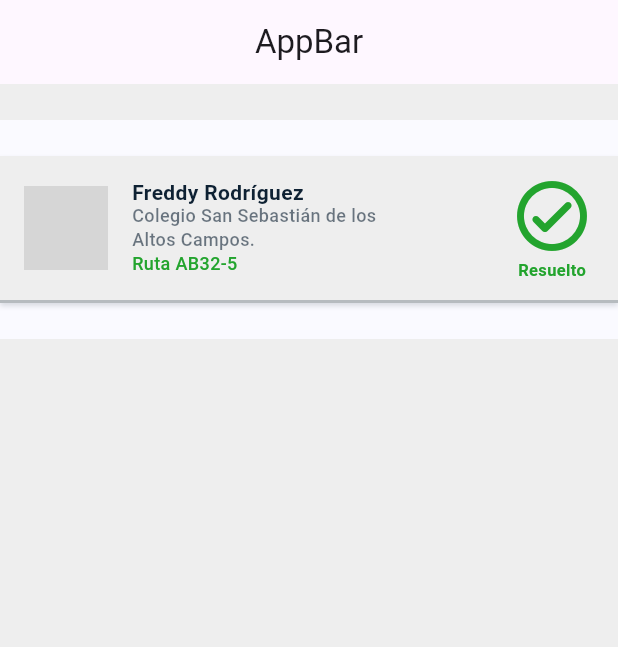
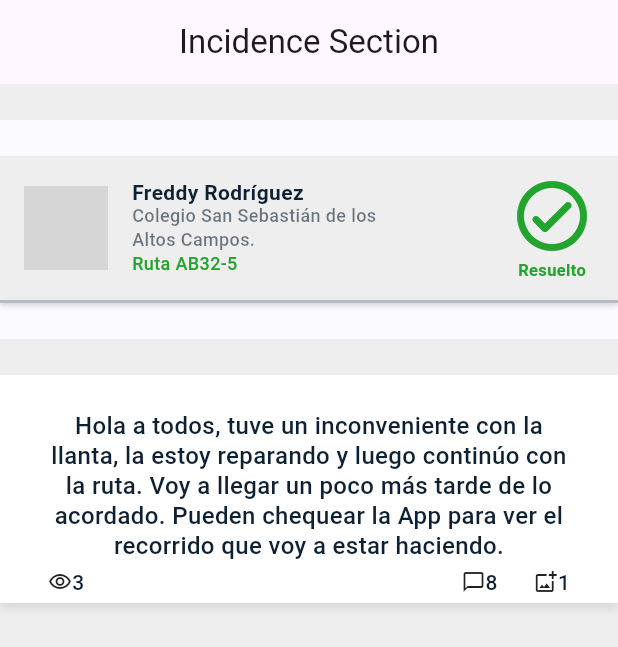
Before and after one commit to Francisco-V98/buscampz_flutter, a Flutter app: the IncidenceSectionScreen screen opened by its route, on a phone screen of 412 x 824 dp. Shown: the top 647 px of the screen. Run offline on Flutter 3.47's test engine with Material 3 defaults, Android fonts, the phone set to English and light mode, and no system bars; our stand-ins replace flutter_riverpod, go_router; network calls fail; grey boxes are pictures that could not be loaded.

Commit message:
create detail_incidece widget

```diff
--- /dev/null
+++ b/lib/buscampz_rayito_flutter_package/components/incidence_section/detail_incidence.dart
@@ -0,0 +1,72 @@
+import 'package:buscampz_flutter/buscampz_rayito_flutter_package/config/colors/app_colors.dart';
+import 'package:buscampz_flutter/buscampz_rayito_flutter_package/config/text_style/app_text_style.dart';
+import 'package:flutter/material.dart';
+
+class DetailIncidence extends StatelessWidget {
+  final String description;
+  const DetailIncidence({
+    super.key,
+    required this.description,
+  });
+
+  @override
+  Widget build(BuildContext context) {
+    return Container(
+      width: double.infinity,
+      decoration: BoxDecoration(
+        color: AppColors.bgTopLight,
+        boxShadow: [
+          BoxShadow(
+            color: AppColors.black.withOpacity(0.1),
+            blurRadius: 4,
+            offset: const Offset(0, 4),
+          )
+        ]
+      ),
+      child: Padding(
+        padding: const EdgeInsets.fromLTRB(32, 24, 32, 0),
+        child: Column(
+          children: [
+            Text(
+              description,
+              style: AppTextStyles.p1_m_16(AppColors.black),
+              textAlign: TextAlign.center,
+            ),
+            //TODO need to add the btn of jesus
+            const Padding(
+              padding: EdgeInsets.symmetric(vertical: 4),
+              child: Row(
+                children: [
+                  _IconAndNumber(Icons.visibility_outlined, 3),
+                  Spacer(),
+                  _IconAndNumber(Icons.chat_bubble_outline, 8),
+                  SizedBox(width: 24),
+                  _IconAndNumber(Icons.add_photo_alternate_outlined, 1),
+                ],
+              ),
+            ),
+          ],
+        ),
+      ),
+    );
+  }
+}
+
+class _IconAndNumber extends StatelessWidget {
+  final IconData icon;
+  final int number;
+  const _IconAndNumber(this.icon, this.number);
+
+  @override
+  Widget build(BuildContext context) {
+    return Row(
+      children: [
+        Icon(icon, size: 16),
+        Text(
+          number.toString(),
+          style: AppTextStyles.p2_m_14(AppColors.black),
+        )
+      ],
+    );
+  }
+}
--- a/lib/buscampz_rayito_flutter_package/components/widgets.dart
+++ b/lib/buscampz_rayito_flutter_package/components/widgets.dart
@@ -1,3 +1,5 @@
+export 'package:buscampz_flutter/buscampz_rayito_flutter_package/components/incidence_section/detail_incidence.dart';
+
 export 'package:buscampz_flutter/buscampz_rayito_flutter_package/components/incidence_section/user_data_incidence.dart';
 
 export 'package:buscampz_flutter/buscampz_rayito_flutter_package/components/cards/card_incidence_list.dart';
--- a/lib/buscampz_rayito_flutter_package/config/text_style/app_text_style.dart
+++ b/lib/buscampz_rayito_flutter_package/config/text_style/app_text_style.dart
@@ -83,9 +83,9 @@ class AppTextStyles {
     );
   }
 
-  static TextStyle p2_m_16(Color color) {
+  static TextStyle p2_m_14(Color color) {
     return TextStyle(
-      fontSize: 16,
+      fontSize: 14,
       fontWeight: FontWeight.w500,
       color: color,
       height: 1.43,
--- a/lib/buscampz_rayito_flutter_package/example/example_screens/incidence_section.dart
+++ b/lib/buscampz_rayito_flutter_package/example/example_screens/incidence_section.dart
@@ -9,7 +9,7 @@ class IncidenceSectionScreen extends StatelessWidget {
   Widget build(BuildContext context) {
     return Scaffold(
       backgroundColor: AppColors.bgBotLight,
-      appBar: AppBar(centerTitle: true, title: const Text('AppBar')),
+      appBar: AppBar(centerTitle: true, title: const Text('Incidence Section')),
       body: const _Body(),
     );
   }
@@ -37,6 +37,11 @@ class _Body extends StatelessWidget {
               ),
             ),
           ),
+          const SizedBox(height: 24),
+          const DetailIncidence(
+            description:
+                'Hola a todos, tuve un inconveniente con la llanta, la estoy reparando y luego continúo con la ruta. Voy a llegar un poco más tarde de lo acordado. Pueden chequear la App para ver el recorrido que voy a estar haciendo.',
+          ),
         ],
       ),
     );
--- a/lib/buscampz_rayito_flutter_package/example/example_screens/list_components_screen.dart
+++ b/lib/buscampz_rayito_flutter_package/example/example_screens/list_components_screen.dart
@@ -41,7 +41,7 @@ class _Body extends StatelessWidget {
         ),
         _CustomListTile(
           title: 'Incidence Section',
-          subTitle: 'data user, text explain',
+          subTitle: 'data user, detail incidence',
           location: '/incidenceSection',
         ),
       ],
```
